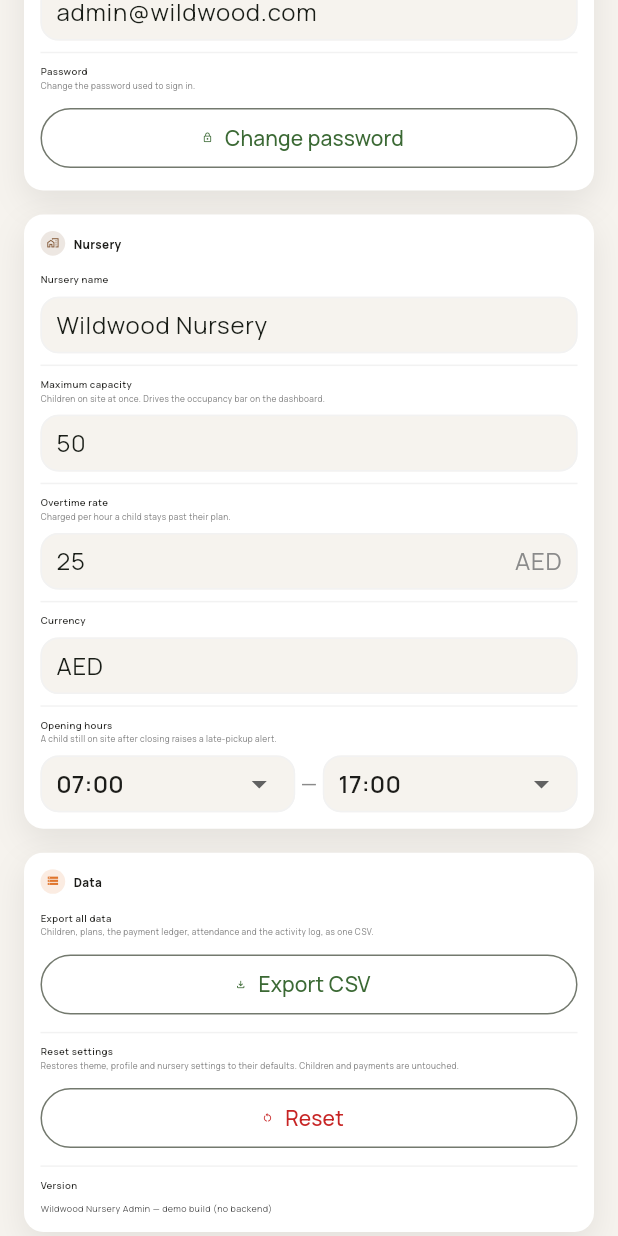
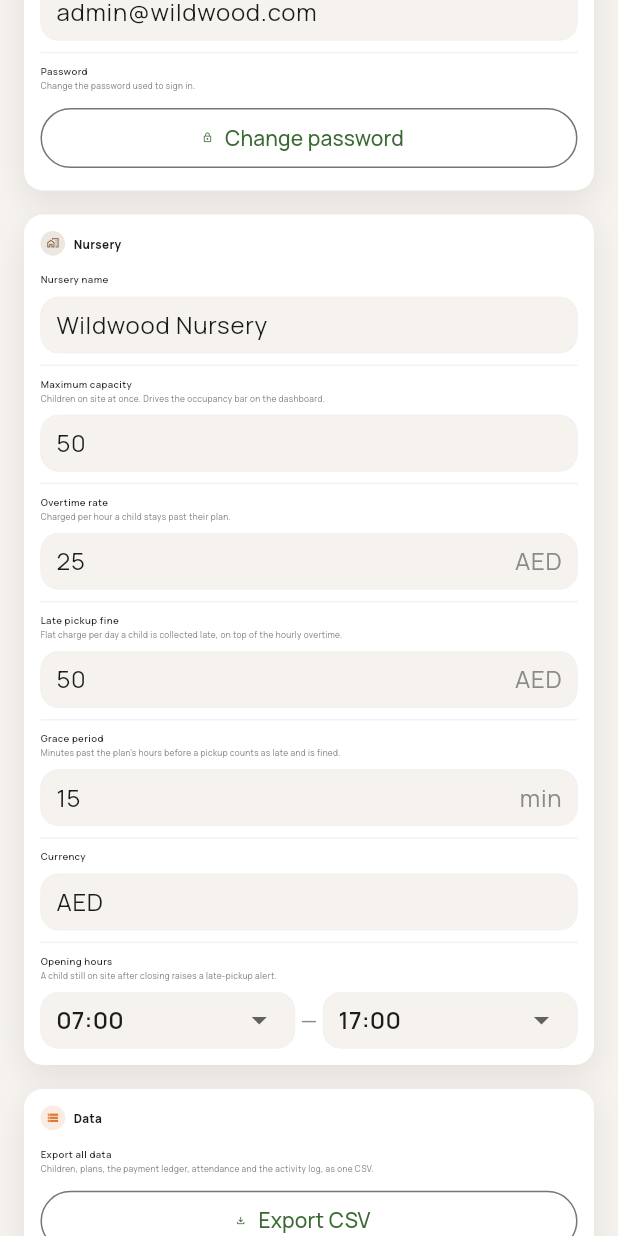
Before and after one commit to soutAhmedTayseer/Nursery-Management-System, a Flutter app: the SettingsScreen screen opened directly, scrolled down 576 dp, on a phone screen of 412 x 824 dp. Run offline on Flutter 3.47's test engine with Material 3 defaults, Android fonts, the phone set to English and light mode, and no system bars; our stand-ins replace easy_localization, file_picker, flutter_bloc, flutter_screenutil, flutter_svg, get_it and 3 more; missing offline and left inert: mobile_scanner, nursery_shared, qr_code_vision, window_manager; accounts and stored records are empty; project files that could hold a hidden picture were left out.

Commit message:
feat(finance): derive a late-pickup penalty from overtime
A penalty could previously only be typed in by hand, so a child running
overtime every week still showed a 0 penalty, no orange row, and never
matched the "with penalty" filter -- there was simply nothing that turned
attendance into a fine. Add a late-pickup policy (grace period + flat
per-day fine, both configurable in Settings) and derive the penalty from
the same attendance ledger that already drives overtime billing.

FinanceExtras.penaltyAmount becomes penaltyOverride (nullable): an admin's
typed figure now *replaces* the policy instead of being the only source of
one, and an explicit 0 still reads as "waived" rather than "untouched".

derivePaymentRecords, revenueForDay/Range and the CSV export all take the
live AppSettings once instead of threading rate/grace/fine as separate
named params -- the export had drifted to always using the defaults
because nothing forced it to take the real settings.

Also add AttendanceStore.clear() for test isolation: the store is a
singleton, so specs after the first were silently inheriting whatever the
previous spec checked in and inflating their overtime totals.

```diff
--- a/lib/features/dashboard/presentation/screens/overview_screen.dart
+++ b/lib/features/dashboard/presentation/screens/overview_screen.dart
@@ -66,12 +66,11 @@ class OverviewScreen extends StatelessWidget {
                             BlocBuilder<FinanceCubit, FinanceState>(
                               builder: (context, finance) {
                                 final capacity = appSettings.capacity;
-                                final overtimeRate = appSettings.overtimeHourlyRate;
                                 final records = derivePaymentRecords(
                                   assignments,
                                   plans,
                                   finance,
-                                  overtimeRate: overtimeRate,
+                                  settings: appSettings,
                                 );
                                 // Settled invoices are no longer owed.
                                 final pendingDues = records.fold<double>(
--- a/lib/features/finance/data/models/finance_model.dart
+++ b/lib/features/finance/data/models/finance_model.dart
@@ -4,6 +4,11 @@ import 'package:flutter/material.dart';
 /// (model defaults, tests). The live figure comes from Settings — see
 /// `AppSettings.overtimeHourlyRate`.
 const double kDefaultOvertimeHourlyRate = 25;
+
+/// Fallback late-pickup policy, same story as the rate above — the live
+/// figures come from `AppSettings.latePickupGraceMinutes` / `latePickupFine`.
+const int kDefaultLatePickupGraceMinutes = 15;
+const double kDefaultLatePickupFine = 50;
 
 class PaymentRecord {
   final String id;
--- a/lib/features/finance/presentation/cubit/finance_cubit.dart
+++ b/lib/features/finance/presentation/cubit/finance_cubit.dart
@@ -7,22 +7,19 @@ import 'finance_state.dart';
 /// (who's on what plan) + PlansCubit (plan prices) + the shared attendance
 /// ledger (overtime) + this cubit — so it can't drift from the real data.
 class FinanceCubit extends Cubit<FinanceState> {
-  FinanceCubit()
-      : super(const FinanceState(
-          // One seeded penalty so the demo shows a flagged row out of the
-          // box. Overtime is no longer seeded here — it's computed from the
-          // child's real attendance.
-          extrasByKidId: {'kid-02': FinanceExtras(penaltyAmount: 225)},
-        ));
+  // Nothing is seeded. Penalties now follow from real attendance via the
+  // late-pickup policy, so a flagged row appears because a child was
+  // actually collected late — not because one kid was hardcoded.
+  FinanceCubit() : super(const FinanceState());
 
-  /// Records a penalty and, optionally, an overtime figure that differs
-  /// from what the attendance ledger computed. Pass null [overtimeHours] to
-  /// keep trusting the ledger.
-  void setExtras(String kidId, {double? overtimeHours, required double penaltyAmount}) {
+  /// Records an admin's manual figures. [penaltyAmount] overrides the
+  /// late-pickup policy for this child — pass 0 to waive the fine, or null
+  /// to hand the child back to the policy.
+  void setExtras(String kidId, {double? overtimeHours, double? penaltyAmount}) {
     emit(state.copyWith(
       extrasByKidId: {
         ...state.extrasByKidId,
-        kidId: FinanceExtras(overtimeHoursOverride: overtimeHours, penaltyAmount: penaltyAmount),
+        kidId: FinanceExtras(overtimeHoursOverride: overtimeHours, penaltyOverride: penaltyAmount),
       },
       // Re-invoicing a child reopens their balance.
       paidKidIds: {...state.paidKidIds}..remove(kidId),
--- a/lib/features/finance/presentation/cubit/finance_state.dart
+++ b/lib/features/finance/presentation/cubit/finance_state.dart
@@ -4,13 +4,20 @@ enum PenaltyFilter { all, withPenalty, withoutPenalty, unpaid, paid }
 /// attendance ledger rather than stored here — only the manual penalty and
 /// any admin override of the computed overtime live in this state.
 class FinanceExtras {
-  const FinanceExtras({this.overtimeHoursOverride, this.penaltyAmount = 0});
+  const FinanceExtras({this.overtimeHoursOverride, this.penaltyOverride});
 
   /// Set when an admin types a different overtime figure than the ledger
   /// computed. Null means "trust the attendance ledger".
   final double? overtimeHoursOverride;
 
-  final double penaltyAmount;
+  /// A penalty the admin typed by hand. Null means "apply the nursery's
+  /// late-pickup policy", which is the case for every child until someone
+  /// intervenes — it used to default to 0, which is why a child who ran
+  /// overtime every week still showed no penalty and no flagged row.
+  ///
+  /// Nullable so that waiving a fine (an explicit 0) stays distinguishable
+  /// from never having touched it.
+  final double? penaltyOverride;
 }
 
 class FinanceState {
--- a/lib/features/settings/data/app_settings.dart
+++ b/lib/features/settings/data/app_settings.dart
@@ -17,6 +17,8 @@ class AppSettings {
     this.capacity = 50,
     this.currency = 'AED',
     this.overtimeHourlyRate = 25,
+    this.latePickupGraceMinutes = 15,
+    this.latePickupFine = 50,
     this.openingHour = 7,
     this.closingHour = 17,
   });
@@ -40,6 +42,16 @@ class AppSettings {
   /// AED charged per hour a child stays past their plan.
   final double overtimeHourlyRate;
 
+  /// Minutes past a child's allowed hours before the pickup counts as late.
+  /// Traffic and a slow handover shouldn't fine a parent, so the hourly
+  /// overtime charge starts immediately but the fine does not.
+  final int latePickupGraceMinutes;
+
+  /// Flat AED fine per day a child is collected late, on top of the hourly
+  /// overtime. It is deliberately per-day rather than per-hour: the point is
+  /// to discourage the habit, and an hourly figure already prices the time.
+  final double latePickupFine;
+
   final int openingHour;
   final int closingHour;
 
@@ -53,6 +65,8 @@ class AppSettings {
     int? capacity,
     String? currency,
     double? overtimeHourlyRate,
+    int? latePickupGraceMinutes,
+    double? latePickupFine,
     int? openingHour,
     int? closingHour,
   }) {
@@ -66,6 +80,8 @@ class AppSettings {
       capacity: capacity ?? this.capacity,
       currency: currency ?? this.currency,
       overtimeHourlyRate: overtimeHourlyRate ?? this.overtimeHourlyRate,
+      latePickupGraceMinutes: latePickupGraceMinutes ?? this.latePickupGraceMinutes,
+      latePickupFine: latePickupFine ?? this.latePickupFine,
       openingHour: openingHour ?? this.openingHour,
       closingHour: closingHour ?? this.closingHour,
     );
@@ -81,6 +97,8 @@ class AppSettings {
         'capacity': capacity,
         'currency': currency,
         'overtimeHourlyRate': overtimeHourlyRate,
+        'latePickupGraceMinutes': latePickupGraceMinutes,
+        'latePickupFine': latePickupFine,
         'openingHour': openingHour,
         'closingHour': closingHour,
       };
@@ -99,6 +117,8 @@ class AppSettings {
       capacity: (json['capacity'] as num?)?.toInt() ?? 50,
       currency: json['currency'] as String? ?? 'AED',
       overtimeHourlyRate: (json['overtimeHourlyRate'] as num?)?.toDouble() ?? 25,
+      latePickupGraceMinutes: (json['latePickupGraceMinutes'] as num?)?.toInt() ?? 15,
+      latePickupFine: (json['latePickupFine'] as num?)?.toDouble() ?? 50,
       openingHour: (json['openingHour'] as num?)?.toInt() ?? 7,
       closingHour: (json['closingHour'] as num?)?.toInt() ?? 17,
     );
--- a/lib/features/settings/presentation/cubit/app_settings_cubit.dart
+++ b/lib/features/settings/presentation/cubit/app_settings_cubit.dart
@@ -49,6 +49,8 @@ class AppSettingsCubit extends Cubit<AppSettings> {
     int? capacity,
     String? currency,
     double? overtimeHourlyRate,
+    int? latePickupGraceMinutes,
+    double? latePickupFine,
     int? openingHour,
     int? closingHour,
   }) {
@@ -57,6 +59,8 @@ class AppSettingsCubit extends Cubit<AppSettings> {
       capacity: capacity,
       currency: currency,
       overtimeHourlyRate: overtimeHourlyRate,
+      latePickupGraceMinutes: latePickupGraceMinutes,
+      latePickupFine: latePickupFine,
       openingHour: openingHour,
       closingHour: closingHour,
     ));
--- a/lib/features/settings/presentation/screens/data_export.dart
+++ b/lib/features/settings/presentation/screens/data_export.dart
@@ -12,6 +12,7 @@ import '../../../finance/presentation/cubit/audit_log_cubit.dart';
 import '../../../finance/presentation/cubit/finance_cubit.dart';
 import '../../../subscriptions/presentation/cubit/plan_assignments_cubit.dart';
 import '../../../subscriptions/presentation/cubit/plans_cubit.dart';
+import '../cubit/app_settings_cubit.dart';
 
 String _csvField(String value) {
   final needsQuoting = value.contains(',') || value.contains('"') || value.contains('\n');
@@ -28,6 +29,7 @@ Future<void> exportAllDataCsv(BuildContext context) async {
   final plans = context.read<PlansCubit>().state;
   final finance = context.read<FinanceCubit>().state;
   final auditEntries = context.read<AuditLogCubit>().state;
+  final settings = context.read<AppSettingsCubit>().state;
 
   final buffer = StringBuffer()
     ..writeln('# Children & Plans')
@@ -45,7 +47,7 @@ Future<void> exportAllDataCsv(BuildContext context) async {
     ..writeln()
     ..writeln('# Payment Ledger')
     ..writeln('Child,Parent,Base Fee,Overtime Hours,Overtime Amount,Penalty,Total Due,Status');
-  for (final record in derivePaymentRecords(assignments, plans, finance)) {
+  for (final record in derivePaymentRecords(assignments, plans, finance, settings: settings)) {
     buffer.writeln(
       '${_csvField(record.childName)},${_csvField(record.parentName)},${record.baseFee},'
       '${record.overtimeHours.toStringAsFixed(2)},${record.overtimeAmount.toStringAsFixed(2)},'
--- a/lib/features/settings/presentation/screens/settings_screen.dart
+++ b/lib/features/settings/presentation/screens/settings_screen.dart
@@ -66,6 +66,11 @@ class SettingsScreen extends StatelessWidget {
   }
 }
 
+/// A SegmentedButton label that ellipsizes instead of wrapping — its default
+/// Text wraps to a second line under pressure, which on a single Arabic word
+/// ("النظام") reads as the word breaking apart rather than an overflow.
+Widget _segmentLabel(String text) => Text(text, maxLines: 1, softWrap: false, overflow: TextOverflow.ellipsis);
+
 class _AppearanceSection extends StatelessWidget {
   const _AppearanceSection({required this.settings});
 
@@ -81,22 +86,30 @@ class _AppearanceSection extends StatelessWidget {
         SettingsTile(
           label: 'settings_theme_label'.tr(),
           description: 'settings_theme_description'.tr(),
+          // A SegmentedButton doesn't shrink its own labels — squeezed into
+          // three icon+text segments on a narrow settings pane, "النظام"
+          // (System) was wrapping across two lines instead of ellipsizing.
+          // Scrollable so a truly tight width scrolls the control rather
+          // than compressing it, and each label is forced to one line so a
+          // long Arabic word breaks to "…" instead of splitting mid-word.
+          child: SingleChildScrollView(
+            scrollDirection: Axis.horizontal,
             child: SegmentedButton<ThemeMode>(
               segments: [
                 ButtonSegment(
                   value: ThemeMode.light,
                   icon: const Icon(Icons.light_mode_outlined),
-                label: Text('settings_theme_light'.tr()),
+                  label: _segmentLabel('settings_theme_light'.tr()),
                 ),
                 ButtonSegment(
                   value: ThemeMode.dark,
                   icon: const Icon(Icons.dark_mode_outlined),
-                label: Text('settings_theme_dark'.tr()),
+                  label: _segmentLabel('settings_theme_dark'.tr()),
                 ),
                 ButtonSegment(
                   value: ThemeMode.system,
                   icon: const Icon(Icons.brightness_auto_outlined),
-                label: Text('settings_theme_system'.tr()),
+                  label: _segmentLabel('settings_theme_system'.tr()),
                 ),
               ],
               selected: {settings.themeMode},
@@ -104,13 +117,14 @@ class _AppearanceSection extends StatelessWidget {
               onSelectionChanged: (selection) => cubit.setThemeMode(selection.first),
             ),
           ),
+        ),
         SettingsTile(
           label: 'settings_language_label'.tr(),
           description: 'settings_language_description'.tr(),
           child: SegmentedButton<String>(
             segments: [
-              ButtonSegment(value: 'en', label: Text('settings_language_en'.tr())),
-              ButtonSegment(value: 'ar', label: Text('settings_language_ar'.tr())),
+              ButtonSegment(value: 'en', label: _segmentLabel('settings_language_en'.tr())),
+              ButtonSegment(value: 'ar', label: _segmentLabel('settings_language_ar'.tr())),
             ],
             selected: {context.locale.languageCode},
             showSelectedIcon: false,
@@ -273,6 +287,32 @@ class _NurserySection extends StatelessWidget {
             onSubmitted: (value) {
               final parsed = double.tryParse(value);
               if (parsed != null && parsed >= 0) cubit.updateNursery(overtimeHourlyRate: parsed);
+            },
+          ),
+        ),
+        SettingsTile(
+          label: 'settings_late_fine_label'.tr(),
+          description: 'settings_late_fine_description'.tr(),
+          child: _InlineTextField(
+            value: settings.latePickupFine.toStringAsFixed(0),
+            keyboardType: TextInputType.number,
+            suffixText: settings.currency,
+            onSubmitted: (value) {
+              final parsed = double.tryParse(value);
+              if (parsed != null && parsed >= 0) cubit.updateNursery(latePickupFine: parsed);
+            },
+          ),
+        ),
+        SettingsTile(
+          label: 'settings_late_grace_label'.tr(),
+          description: 'settings_late_grace_description'.tr(),
+          child: _InlineTextField(
+            value: settings.latePickupGraceMinutes.toString(),
+            keyboardType: TextInputType.number,
+            suffixText: 'settings_minutes_suffix'.tr(),
+            onSubmitted: (value) {
+              final parsed = int.tryParse(value);
+              if (parsed != null && parsed >= 0) cubit.updateNursery(latePickupGraceMinutes: parsed);
             },
           ),
         ),
```
Also changed, not shown: assets/translations/ar.json (+7 -2 lines), assets/translations/en.json (+7 -2 lines), lib/core/testing/attendance_store.dart (+9 -0 lines), lib/features/finance/domain/payment_records.dart (+49 -3 lines), lib/features/finance/presentation/screens/finance_screen.dart (+38 -14 lines), 2 other files. Lines whose indentation alone changed are shown as unchanged.
